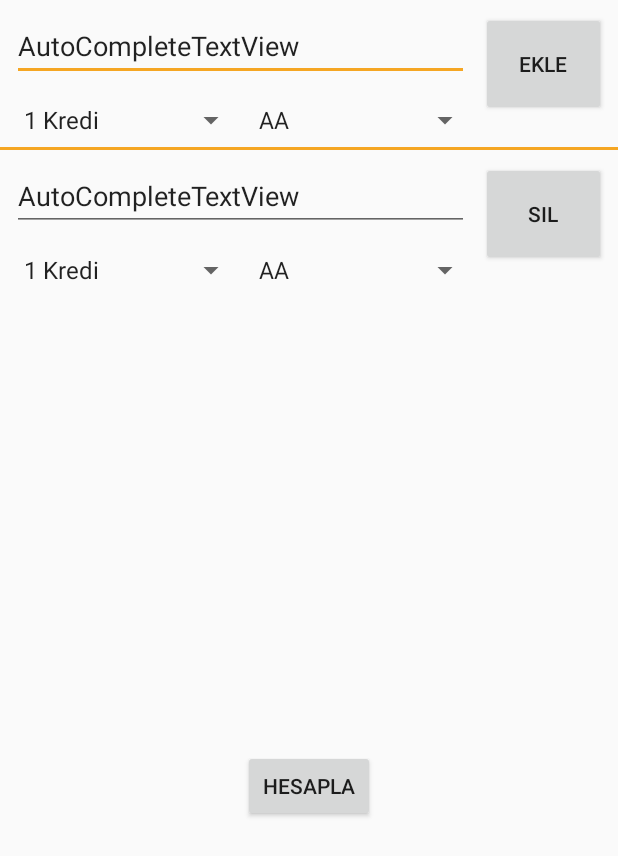
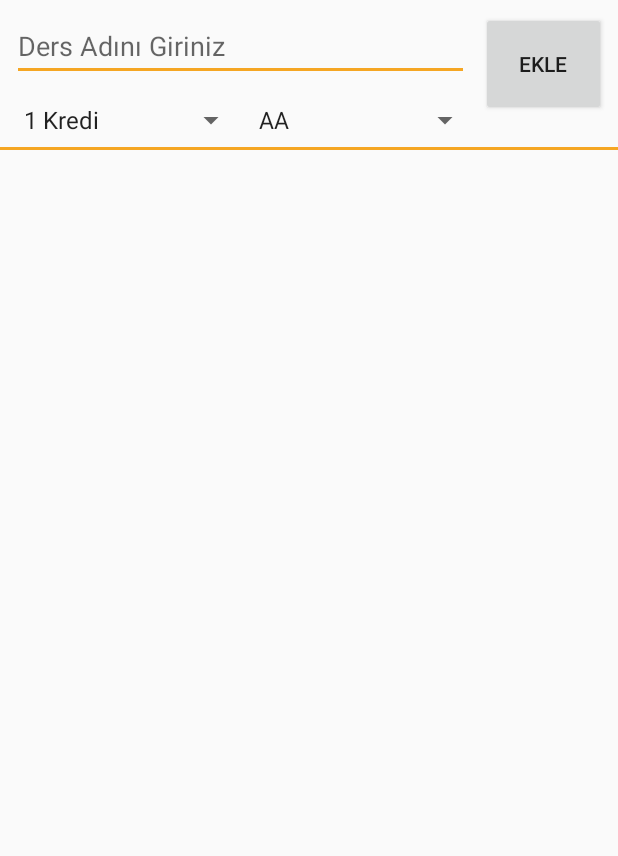
Before and after one commit to emrealtunbilek/ortalamahesapla, an Android app: the screen it shows after launch (MainActivity), after a tap on "EKLE", on a phone screen of 412 x 824 dp. Shown: the top 856 px of the screen. Run offline under Robolectric (Android 15) with nearby library versions, the phone set to English and light mode, and no system bars.

Commit message:
5 Layout silme, view gizleme ve değerleri sıfırlama

```diff
--- a/app/src/main/java/com/emrealtunbilek/ortalamahesapla/MainActivity.kt
+++ b/app/src/main/java/com/emrealtunbilek/ortalamahesapla/MainActivity.kt
@@ -6,7 +6,9 @@ import android.os.Bundle
 import android.view.LayoutInflater
 import android.view.View
 import android.widget.Spinner
+import android.widget.Toast
 import kotlinx.android.synthetic.main.activity_main.*
+import kotlinx.android.synthetic.main.yeni_ders_layout.*
 import kotlinx.android.synthetic.main.yeni_ders_layout.view.*
 
 class MainActivity : AppCompatActivity() {
@@ -15,8 +17,15 @@ class MainActivity : AppCompatActivity() {
         super.onCreate(savedInstanceState)
         setContentView(R.layout.activity_main)
 
+
+        if(rootLayout.childCount == 0){
+            btnOrtalamaHesapla.visibility = View.INVISIBLE
+        }else btnOrtalamaHesapla.visibility = View.VISIBLE
+
+
         btnDersEkle.setOnClickListener {
 
+            if(!etDersAd.text.isNullOrEmpty()){
                 var inflater = LayoutInflater.from(this)
                 /* var inflater2 = layoutInflater
                  var inflater3=getSystemService(Context.LAYOUT_INFLATER_SERVICE) as LayoutInflater
@@ -37,16 +46,39 @@ class MainActivity : AppCompatActivity() {
                 yeniDersView.spnYeniDersNot.setSelection(spinnerDegerinIndexiniBul(spnDersNot, dersHarf))
 
 
+                yeniDersView.btnDersSil.setOnClickListener {
+
+                    rootLayout.removeView(yeniDersView)
+                    if(rootLayout.childCount == 0){
+                        btnOrtalamaHesapla.visibility = View.INVISIBLE
+                    }else btnOrtalamaHesapla.visibility = View.VISIBLE
+                }
 
 
 
                 rootLayout.addView(yeniDersView)
+
+                btnOrtalamaHesapla.visibility = View.VISIBLE
+
+                sifirla()
+
+            }else {
+                Toast.makeText(this, "Ders Adını Giriniz", Toast.LENGTH_LONG).show()
+            }
+
+
 
 
         }
 
     }
 
+
+    fun sifirla(){
+        etDersAd.setText("")
+        spnDersKredi.setSelection(0)
+        spnDersNot.setSelection(0)
+    }
 
 
 
--- a/app/src/main/res/layout/activity_main.xml
+++ b/app/src/main/res/layout/activity_main.xml
@@ -18,7 +18,8 @@
             android:layout_marginEnd="8dp"
             android:layout_marginStart="8dp"
             android:layout_marginTop="8dp"
-            android:text="AutoCompleteTextView"
+            android:completionHint="Ders Adını Yazınız"
+            android:hint="Ders Adını Giriniz"
             app:layout_constraintEnd_toStartOf="@+id/btnDersEkle"
             app:layout_constraintStart_toStartOf="parent"
             app:layout_constraintTop_toTopOf="parent" />
@@ -85,6 +86,7 @@
     </ScrollView>
 
     <Button
+        android:id="@+id/btnOrtalamaHesapla"
         android:layout_width="wrap_content"
         android:layout_height="wrap_content"
         android:layout_gravity="center"
```
Lines whose indentation alone changed are shown as unchanged.
